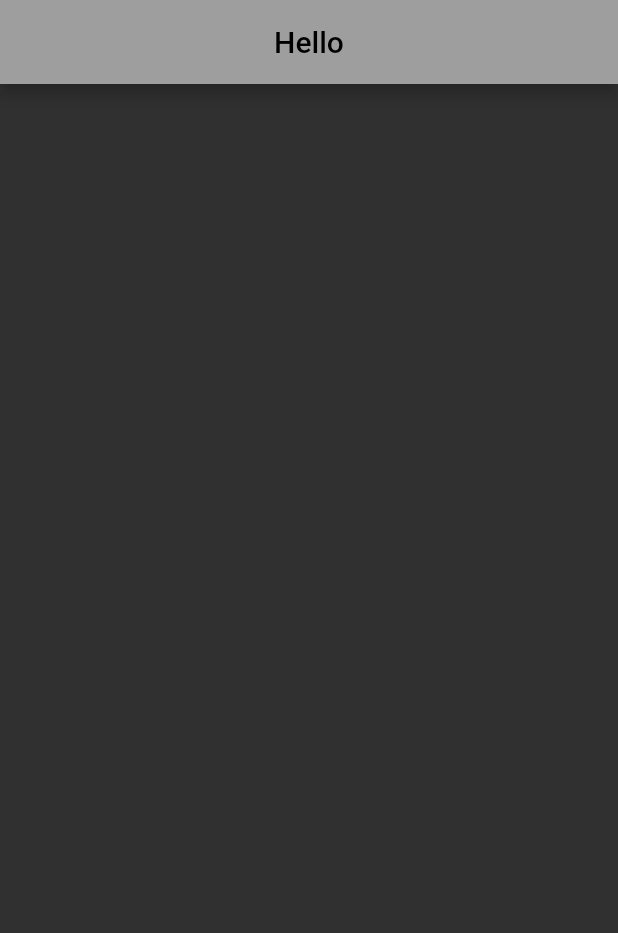
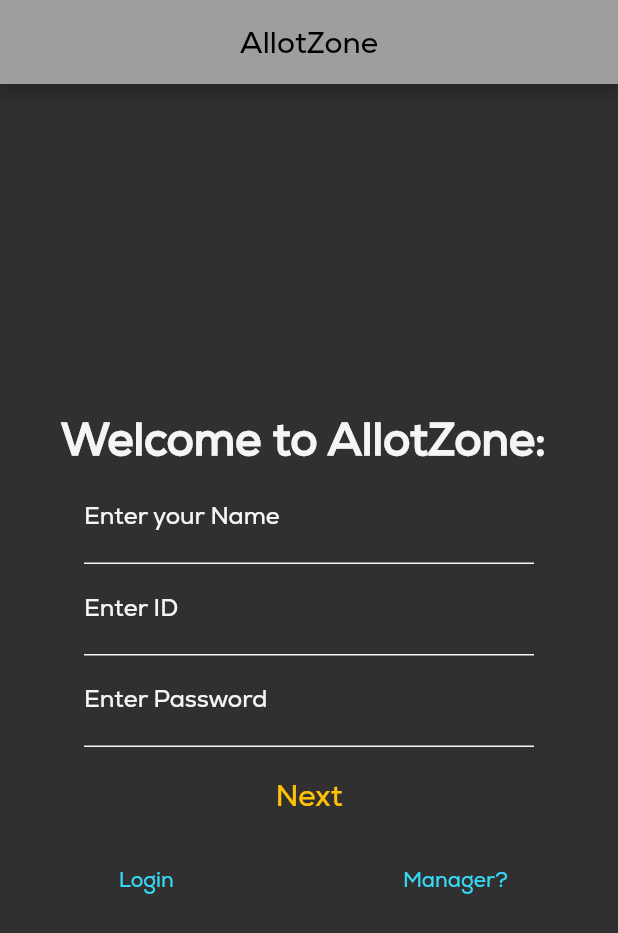
Before and after one commit to MaitreyaManohar/AllotZone, a Flutter app: the screen it shows after launch, on a phone screen of 412 x 824 dp. Shown: the top 933 px of the screen. Run offline on Flutter 3.47's test engine with Material 2 defaults, Android fonts, the phone set to English and light mode, and no system bars; our stand-ins replace animated_splash_screen, page_transition; Roboto replaces fonts that are missing (Schyler).

Commit message:
Created Initial Page with better splash scren

```diff
--- /dev/null
+++ b/allot_zone/lib/Colors.dart
@@ -0,0 +1,8 @@
+import 'package:flutter/animation.dart';
+import 'package:flutter/material.dart';
+
+class MyColors{
+  static Color appBackground = const Color.fromARGB(255, 48, 48, 48);
+  static Color buttonColor = Colors.amber;
+  static Color linkColor = Color.fromARGB(255, 54, 216, 244);
+}
--- a/allot_zone/lib/firstPage.dart
+++ b/allot_zone/lib/firstPage.dart
@@ -1,3 +1,4 @@
+import 'package:allot_zone/Colors.dart';
 import 'package:flutter/material.dart';
 import 'package:flutter/src/widgets/container.dart';
 import 'package:flutter/src/widgets/framework.dart';
@@ -11,11 +12,98 @@ class FirstPage extends StatelessWidget {
       appBar: AppBar(
         centerTitle: true,
         title: const Text(
-          'Hello',
-          style: TextStyle(
-            fontFamily: "Schyler",
+          'AllotZone',
+        ),
+      ),
+      body: Column(
+        children: [
+          Center(
+            child: Text(
+              'Welcome to AllotZone: ',
+              style: TextStyle(
+                  fontSize: 30,
+                  fontWeight: FontWeight.bold,
+                  color: Theme.of(context).primaryColorLight),
+            ),
           ),
-        ),
+          SizedBox(
+            width: 300,
+            child: TextField(
+              style: TextStyle(
+                color: MyColors.buttonColor,
+              ),
+              decoration: InputDecoration(
+                  enabledBorder: UnderlineInputBorder(
+                      borderSide: BorderSide(
+                          color: Theme.of(context).primaryColorLight)),
+                  labelText: 'Enter your Name',
+                  labelStyle:
+                      TextStyle(color: Theme.of(context).primaryColorLight)),
+            ),
+          ),
+          SizedBox(
+            width: 300,
+            child: TextField(
+              style: TextStyle(
+                color: MyColors.buttonColor,
+              ),
+              decoration: InputDecoration(
+                  enabledBorder: UnderlineInputBorder(
+                      borderSide: BorderSide(
+                          color: Theme.of(context).primaryColorLight)),
+                  labelText: 'Enter ID',
+                  labelStyle:
+                      TextStyle(color: Theme.of(context).primaryColorLight)),
+            ),
+          ),
+          SizedBox(
+            width: 300,
+            child: TextField(
+              style: TextStyle(
+                color: MyColors.buttonColor,
+              ),
+              decoration: InputDecoration(
+                  enabledBorder: UnderlineInputBorder(
+                      borderSide: BorderSide(
+                          color: Theme.of(context).primaryColorLight)),
+                  labelText: 'Enter Password',
+                  labelStyle:
+                      TextStyle(color: Theme.of(context).primaryColorLight)),
+            ),
+          ),
+          Padding(
+            padding: const EdgeInsets.all(8.0),
+            child: TextButton(
+              child: const Text(
+                "Next",
+                style: TextStyle(
+                  fontSize: 20
+                ),
+              ),
+              onPressed: () {},
+              style: TextButton.styleFrom(foregroundColor: MyColors.buttonColor),
+            ),
+          ),
+          Row(children: [
+            TextButton(
+              child: const Text(
+                "Login",
+              ),
+              onPressed: () {},
+              style: TextButton.styleFrom(foregroundColor: MyColors.linkColor),
+            ),
+            TextButton(
+              child: const Text(
+                "Manager?",
+              ),
+              onPressed: () {},
+              style: TextButton.styleFrom(foregroundColor: MyColors.linkColor),
+            ),
+          ],
+          mainAxisAlignment: MainAxisAlignment.spaceAround,)
+        ],
+        mainAxisAlignment: MainAxisAlignment.center,
+        crossAxisAlignment: CrossAxisAlignment.center,
       ),
     );
   }
--- a/allot_zone/lib/main.dart
+++ b/allot_zone/lib/main.dart
@@ -12,8 +12,19 @@ class AllotZone extends StatelessWidget {
   Widget build(BuildContext context) {
     return MaterialApp(
         theme: ThemeData(
-            primarySwatch: Colors.grey,
-            scaffoldBackgroundColor: const Color.fromARGB(255, 48, 48, 48)),
-        home: const SplashScreen());
+          primarySwatch: Colors.grey,
+          scaffoldBackgroundColor: const Color.fromARGB(255, 48, 48, 48),
+          fontFamily: 'Nexa',
+          textTheme: TextTheme(
+            button: TextStyle(color: Colors.amber),
+            // labelMedium: TextStyle(color: Colors.amber),
+
+            // displayMedium: TextStyle(color: Colors.amber),
+            subtitle1: TextStyle(color: Theme.of(context).primaryColorLight),
+          ),
+        ),
+        home: const Scaffold(
+          body: SplashScreen(),
+        ));
   }
 }
--- a/allot_zone/lib/splashScreen.dart
+++ b/allot_zone/lib/splashScreen.dart
@@ -2,10 +2,12 @@ import 'dart:async';
 
 import 'package:allot_zone/firstPage.dart';
 import 'package:allot_zone/main.dart';
+import 'package:animated_splash_screen/animated_splash_screen.dart';
 import 'package:flutter/cupertino.dart';
 import 'package:flutter/material.dart';
 import 'package:flutter/src/widgets/container.dart';
 import 'package:flutter/src/widgets/framework.dart';
+import 'package:page_transition/page_transition.dart';
 
 class SplashScreen extends StatefulWidget {
   const SplashScreen({super.key});
@@ -16,26 +18,21 @@ class SplashScreen extends StatefulWidget {
 
 class _SplashScreenState extends State<SplashScreen> {
   @override
-  void initState() {
-    super.initState();
-    Timer(
-        const Duration(milliseconds: 1500),
-        () => Navigator.pushReplacement(context,
-            MaterialPageRoute(builder: (context) => const FirstPage())));
-  }
-
-  @override
   Widget build(BuildContext context) {
-    return Container(
-      child: const Center(
-        child:  Text(
-          "Start Screen",
-          style: TextStyle(
-              fontSize: 24,
-              fontWeight: FontWeight.bold,
-              color: Color.fromARGB(255, 255, 255, 255)),
+    return AnimatedSplashScreen(
+      splash: const Text(
+        "AllotZone",
+        style: TextStyle(
+          fontSize: 24,
+          fontWeight: FontWeight.bold,
+          color: Color.fromARGB(255, 255, 255, 255)
         ),
       ),
+      nextScreen: const FirstPage(),
+      duration: 1500,
+      backgroundColor: Theme.of(context).scaffoldBackgroundColor,
+      splashTransition: SplashTransition.fadeTransition,
+      pageTransitionType: PageTransitionType.fade,
     );
   }
 }
```
Also changed, not shown: allot_zone/pubspec.yaml (+6 -11 lines), allot_zone/assets/fonts/Nexa-Trial-Regular.ttf (added), allot_zone/assets/fonts/Nexa-Trial-Thin.ttf (added), allot_zone/pubspec.lock.
